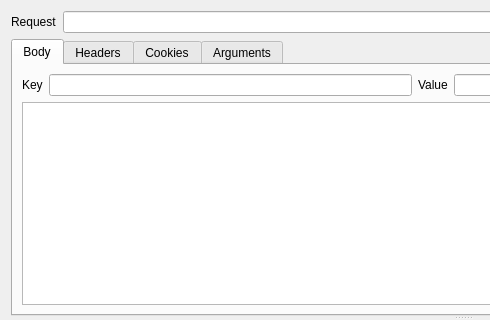
Above: ui/app.ui from zyxwars/pyman before the change; both pictures show x 0 to 490 and y 0 to 320 of the 925 by 649 pixel window. Below: the same form after it.
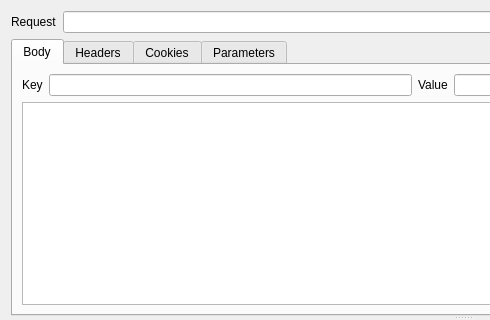
That is the form after the change. The open tabs and pages were chosen to show the change.

```diff
--- a/ui/app.ui
+++ b/ui/app.ui
@@ -13,6 +13,9 @@
   <property name="windowTitle">
    <string>Form</string>
   </property>
+  <property name="styleSheet">
+   <string notr="true"/>
+  </property>
   <layout class="QGridLayout" name="gridLayout_2">
    <item row="0" column="1">
     <widget class="QSplitter" name="splitter">
@@ -180,7 +183,7 @@
          </widget>
          <widget class="QWidget" name="tab_10">
           <attribute name="title">
-           <string notr="true">Arguments</string>
+           <string notr="true">Parameters</string>
           </attribute>
           <layout class="QGridLayout" name="gridLayout_5">
            <item row="1" column="0">
```
Left out of the diff: 10 changed lines with no effect on the pictures.
